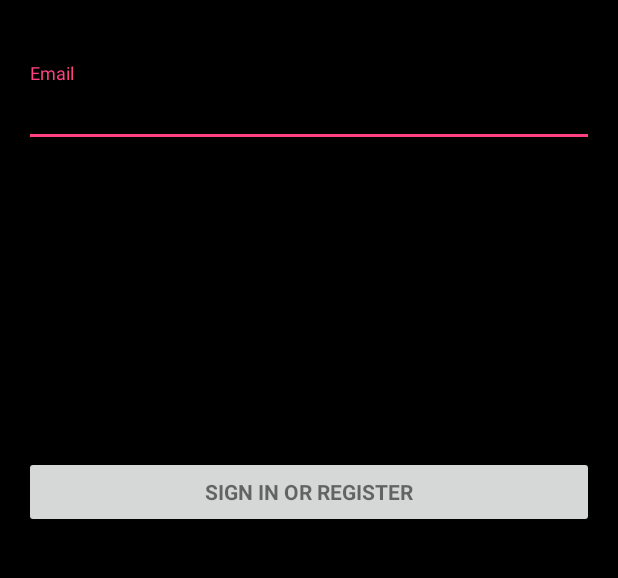
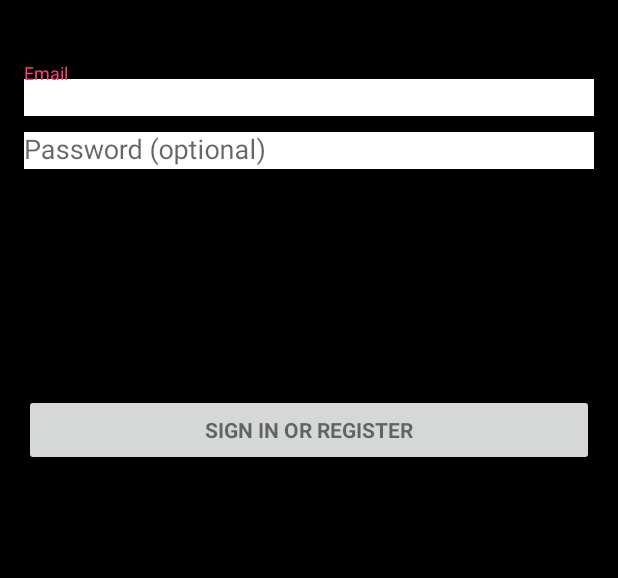
Before and after one commit to bkennel/SBCityConnect, an Android app: the LoginActivity screen opened directly, with no data from a screen before it, on a phone screen of 412 x 824 dp, the part 201-779 px from its top. Run offline under Robolectric (Android 15) with nearby library versions, the phone set to English and light mode, and no system bars; 2 statements that could not run were skipped.

Commit message:
improved login screen

```diff
--- a/app/src/main/res/layout/activity_login.xml
+++ b/app/src/main/res/layout/activity_login.xml
@@ -88,9 +88,9 @@
                     android:hint="@string/prompt_email"
                     android:inputType="textEmailAddress"
                     android:maxLines="1"
-                    android:textColor="#4F4F4F"
-                    android:color="#FFFFFF"
-                    android:singleLine="true" />
+                    android:textColor="@android:color/darker_gray"
+                    android:singleLine="true"
+                    android:background="@android:color/background_light" />
 
             </android.support.design.widget.TextInputLayout>
 
@@ -108,9 +108,9 @@
                     android:imeOptions="actionUnspecified"
                     android:inputType="textPassword"
                     android:maxLines="1"
-                    android:textColor="#4F4F4F"
-                    android:color="#FFFFFF"
-                    android:singleLine="true" />
+                    android:textColor="@android:color/darker_gray"
+                    android:singleLine="true"
+                    android:background="@android:color/background_light" />
 
             </android.support.design.widget.TextInputLayout>
 
@@ -122,7 +122,7 @@
                 android:layout_marginTop="150dp"
                 android:text="@string/action_sign_in"
                 android:textStyle="bold"
-                android:layout_alignTop="@+id/password"/>
+                android:layout_below="@+id/password"/>
 
         </LinearLayout>
     </ScrollView>
--- a/app/src/main/res/values/colors.xml
+++ b/app/src/main/res/values/colors.xml
@@ -7,6 +7,8 @@
     <color name="colorWork">#337fc2</color>
     <color name="colorBusiness">#26a69a</color>
     <color name="colorGovernment">#19c5a5</color>
-    <color name="colorLogin">#FFFFFF</color>
+    <color name="colorLogin">#ffffff</color>
     <color name="colorLoginText">#FF0000</color>
+    <color name="colorMenu">#1e6eb5</color>
+    <color name="colorMenuText">#26a69a</color>
 </resources>
```
Also changed, not shown: app/src/main/res/layout/activity_home.xml (+34 -3 lines), app/src/main/res/menu/popup_menu.xml (+18 -6 lines).
